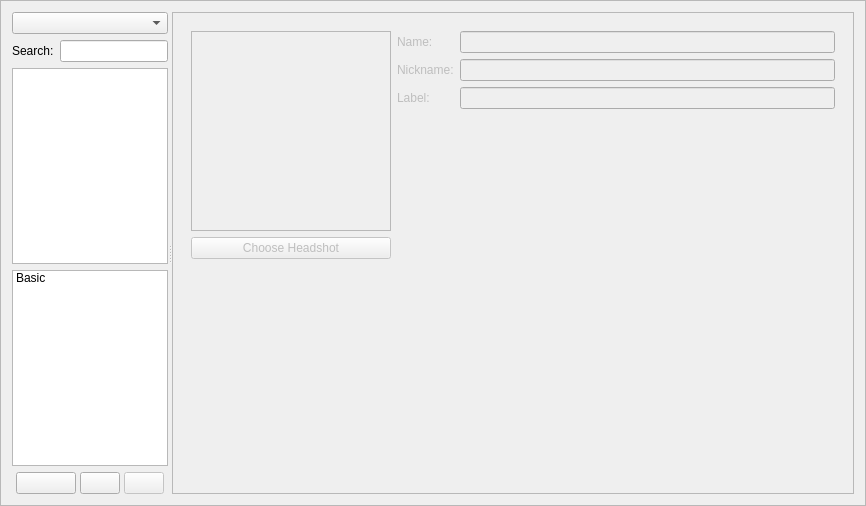
This is src/app/characterframe.ui in src-r-r/plotline as Qt 5 draws it before an edit. The edited form follows.
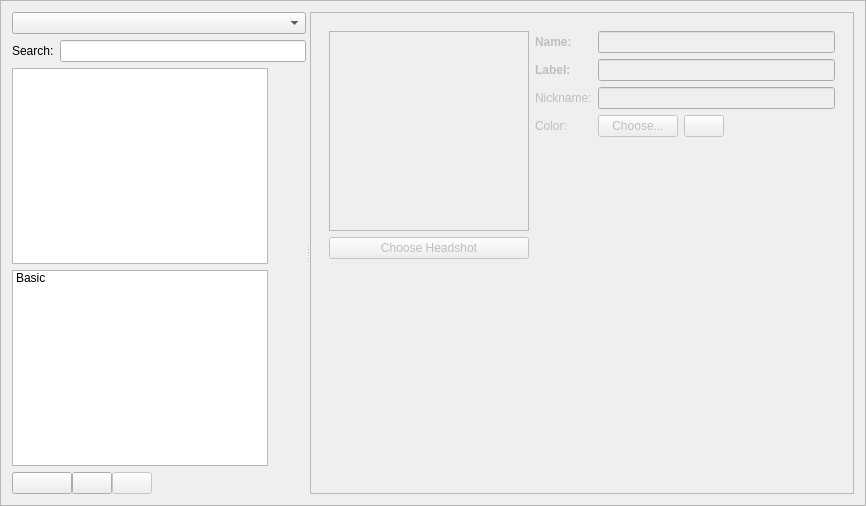
This is the edited form. Icons and pictures are not drawn.

Commit message: Add/remove characters. Moving on to plotlines. TODO: fix character name not updating in ListView.

Diff of the .ui file:
```diff
--- a/src/app/characterframe.ui
+++ b/src/app/characterframe.ui
@@ -196,6 +196,19 @@
            </property>
           </widget>
          </item>
+         <item>
+          <spacer name="horizontalSpacer">
+           <property name="orientation">
+            <enum>Qt::Horizontal</enum>
+           </property>
+           <property name="sizeHint" stdset="0">
+            <size>
+             <width>40</width>
+             <height>20</height>
+            </size>
+           </property>
+          </spacer>
+         </item>
         </layout>
        </item>
       </layout>
@@ -218,7 +231,7 @@
         <rect>
          <x>0</x>
          <y>0</y>
-         <width>539</width>
+         <width>563</width>
          <height>484</height>
         </rect>
        </property>
@@ -261,6 +274,12 @@
                <layout class="QFormLayout" name="formLayout_2">
                 <item row="0" column="0">
                  <widget class="QLabel" name="label_2">
+                  <property name="font">
+                   <font>
+                    <weight>75</weight>
+                    <bold>true</bold>
+                   </font>
+                  </property>
                   <property name="text">
                    <string>Name:</string>
                   </property>
@@ -269,24 +288,82 @@
                 <item row="0" column="1">
                  <widget class="QLineEdit" name="characterName"/>
                 </item>
-                <item row="1" column="0">
+                <item row="2" column="0">
                  <widget class="QLabel" name="label_3">
                   <property name="text">
                    <string>Nickname:</string>
                   </property>
                  </widget>
                 </item>
-                <item row="1" column="1">
+                <item row="2" column="1">
                  <widget class="QLineEdit" name="characterNickname"/>
                 </item>
-                <item row="2" column="0">
+                <item row="4" column="0">
+                 <widget class="QLabel" name="label_5">
+                  <property name="text">
+                   <string>Color:</string>
+                  </property>
+                 </widget>
+                </item>
+                <item row="4" column="1">
+                 <layout class="QHBoxLayout" name="horizontalLayout_4">
+                  <item>
+                   <widget class="QPushButton" name="characterColor">
+                    <property name="text">
+                     <string>Choose...</string>
+                    </property>
+                    <property name="icon">
+                     <iconset resource="../res/plotline.qrc">
+                      <normaloff>:/images/images/fill-color.png</normaloff>:/images/images/fill-color.png</iconset>
+                    </property>
+                   </widget>
+                  </item>
+                  <item>
+                   <widget class="QPushButton" name="clearCharacterColor">
+                    <property name="sizePolicy">
+                     <sizepolicy hsizetype="Preferred" vsizetype="Fixed">
+                      <horstretch>0</horstretch>
+                      <verstretch>0</verstretch>
+                     </sizepolicy>
+                    </property>
+                    <property name="text">
+                     <string/>
+                    </property>
+                    <property name="icon">
+                     <iconset resource="../res/plotline.qrc">
+                      <normaloff>:/images/images/edit-clear-locationbar-rtl.png</normaloff>:/images/images/edit-clear-locationbar-rtl.png</iconset>
+                    </property>
+                   </widget>
+                  </item>
+                  <item>
+                   <spacer name="horizontalSpacer_2">
+                    <property name="orientation">
+                     <enum>Qt::Horizontal</enum>
+                    </property>
+                    <property name="sizeHint" stdset="0">
+                     <size>
+                      <width>40</width>
+                      <height>20</height>
+                     </size>
+                    </property>
+                   </spacer>
+                  </item>
+                 </layout>
+                </item>
+                <item row="1" column="0">
                  <widget class="QLabel" name="label_4">
+                  <property name="font">
+                   <font>
+                    <weight>75</weight>
+                    <bold>true</bold>
+                   </font>
+                  </property>
                   <property name="text">
                    <string>Label:</string>
                   </property>
                  </widget>
                 </item>
-                <item row="2" column="1">
+                <item row="1" column="1">
                  <widget class="QLineEdit" name="characterLabel">
                   <property name="whatsThis">
                    <string>&lt;html&gt;&lt;head/&gt;&lt;body&gt;&lt;p&gt;A short name to identify the character for plot lines and scenes (e.g. JoDo for John Doe).&lt;/p&gt;&lt;/body&gt;&lt;/html&gt;</string>
```
Left out of the diff: 17 changed lines with no effect on the pictures. The commit also changes 28 other files.
